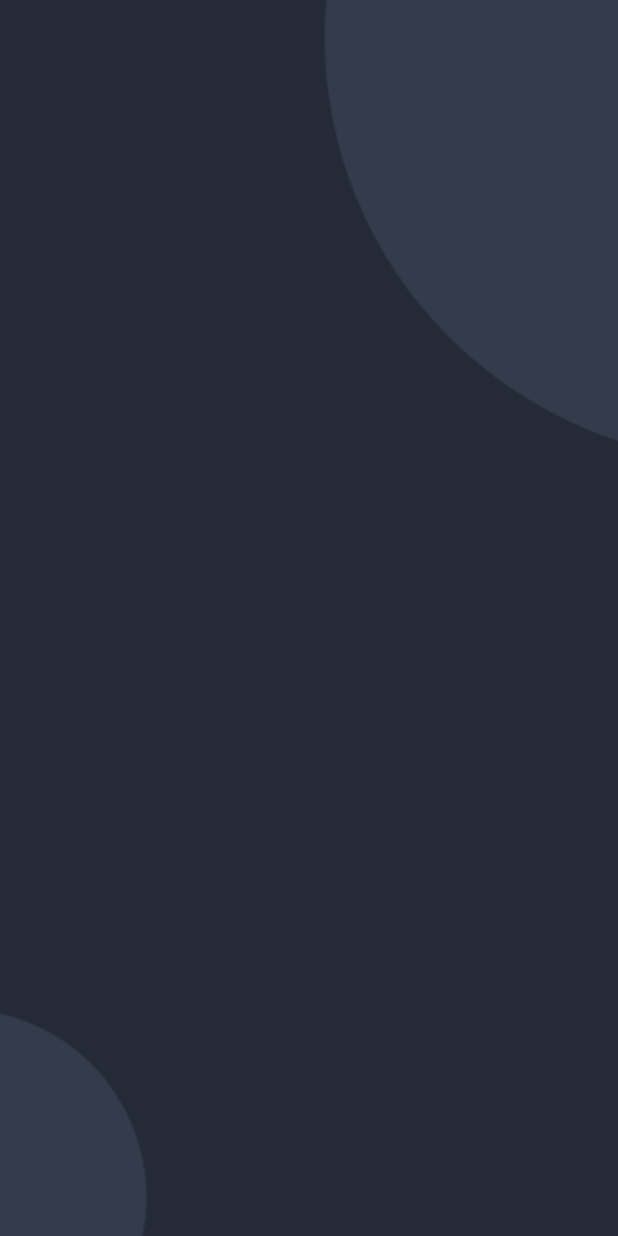
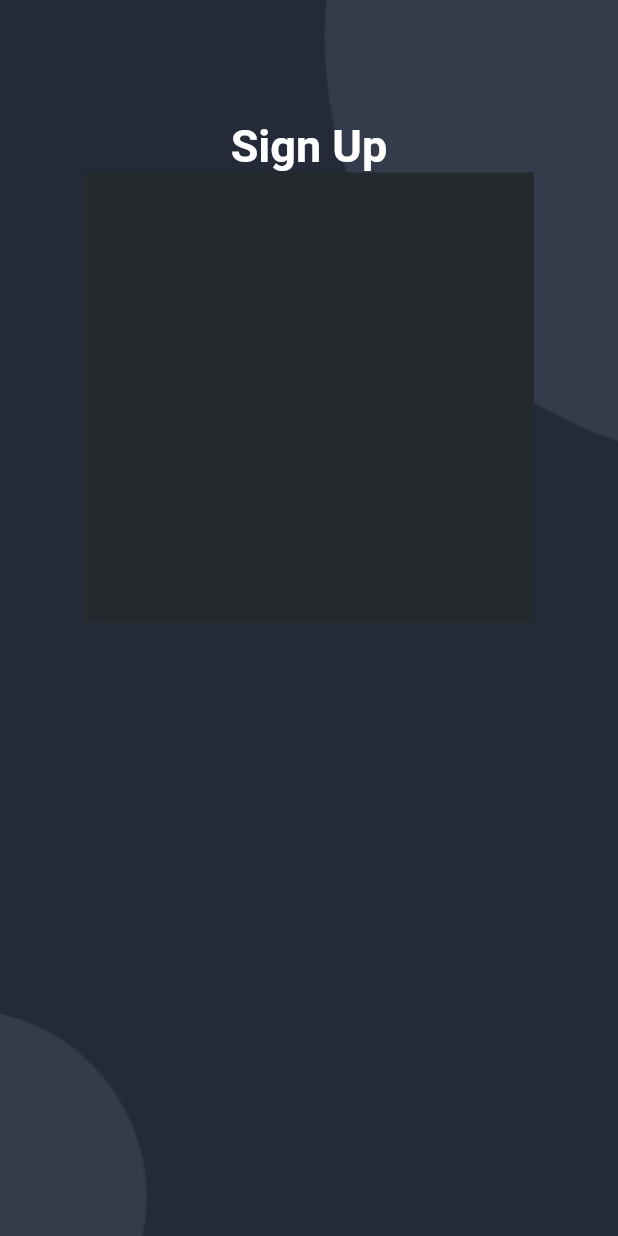
Before and after one commit to ali-shahKust/video_shoping, a Flutter app: the screen it shows after launch, on a phone screen of 412 x 824 dp. Run offline on Flutter 3.47's test engine with Material 2 defaults, Android fonts, the phone set to English and light mode, and no system bars; our stand-ins replace flutter_spinkit.

```diff
--- /dev/null
+++ b/lib/appcolor/Constant.dart
@@ -0,0 +1,7 @@
+import 'package:flutter/painting.dart';
+
+class  Constant {
+
+  static Color appColor=Color(0xFF24292E);
+
+}
--- a/lib/screens/registerandlogin/registration.dart
+++ b/lib/screens/registerandlogin/registration.dart
@@ -1,4 +1,6 @@
+import 'package:flutter/cupertino.dart';
 import 'package:flutter/material.dart';
+import 'package:videoshoping/appcolor/Constant.dart';
 
 import '../../res.dart';
 
@@ -20,7 +22,26 @@ class _SignUp_PageState extends State<SignUp_Page> {
           backgroundColor: Colors.transparent,
           body: ListView(
             children: <Widget>[
-
+              Column(
+                mainAxisAlignment: MainAxisAlignment.center,
+                crossAxisAlignment: CrossAxisAlignment.center,
+                children: <Widget>[
+                  SizedBox(
+                    height: 80,
+                  ),
+                  Text(
+                    "Sign Up",
+                    style: TextStyle(
+                        color: Colors.white,
+                        fontWeight: FontWeight.w700,
+                        fontSize: 30),
+                  ),
+                  Container(
+                    color: Constant.appColor,
+                    height: 300,
+                    width: 300,
+                  ),
+              ],)
             ],
           ),
         ),
```
